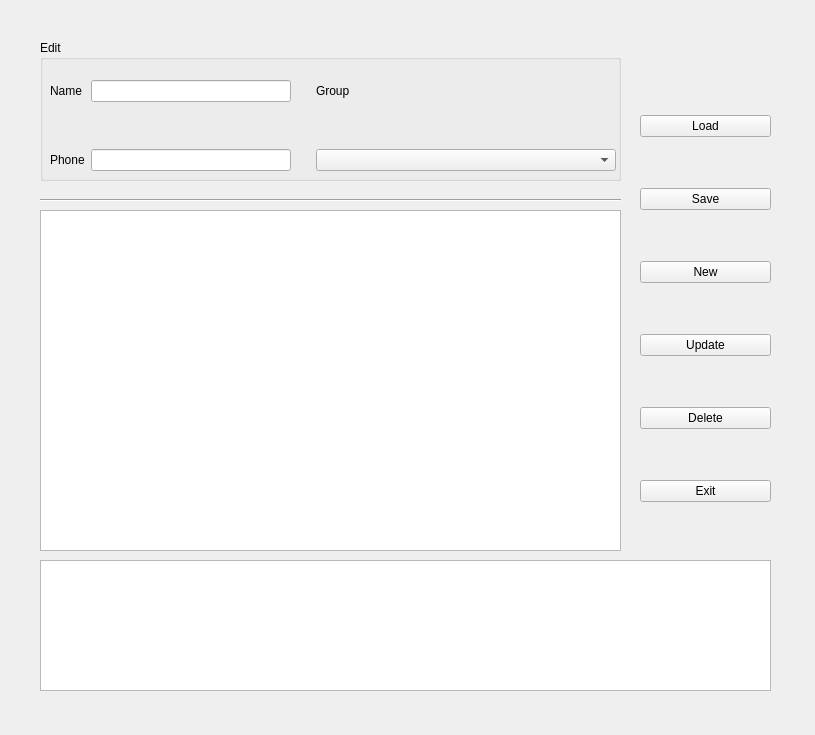
Above: lab/Cpp-lab03-week14/AddressBookGUI/widget.ui from yongfrank/Cpp before the change. Below: the same form after it.
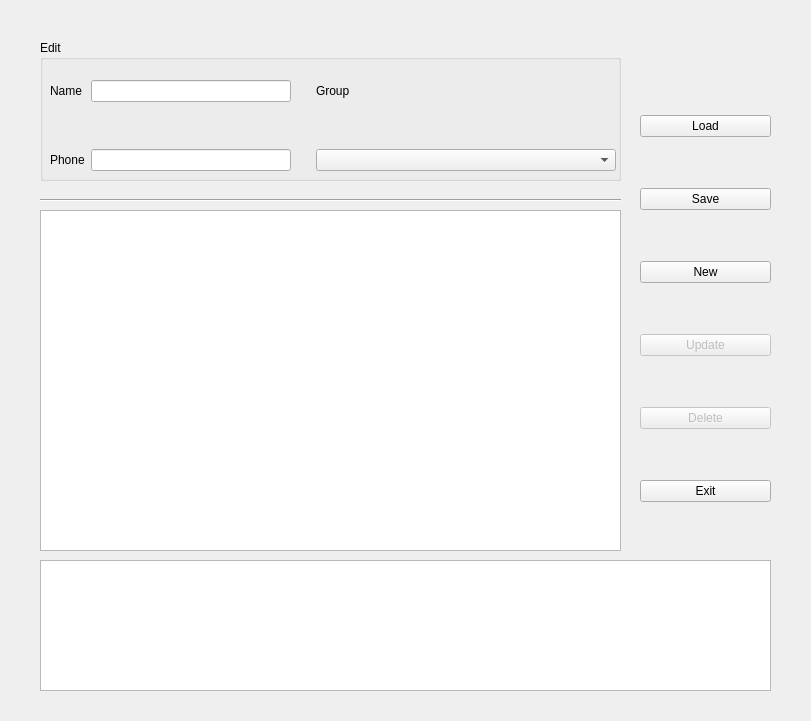
That is the form after the change.

The edit to the form file:
```diff
--- a/lab/Cpp-lab03-week14/AddressBookGUI/widget.ui
+++ b/lab/Cpp-lab03-week14/AddressBookGUI/widget.ui
@@ -6,8 +6,8 @@
    <rect>
     <x>0</x>
     <y>0</y>
-    <width>815</width>
-    <height>735</height>
+    <width>811</width>
+    <height>721</height>
    </rect>
   </property>
   <property name="windowTitle">
@@ -167,6 +167,9 @@
     </item>
     <item>
      <widget class="QPushButton" name="updateButton">
+      <property name="enabled">
+       <bool>false</bool>
+      </property>
       <property name="text">
        <string>Update</string>
       </property>
@@ -174,6 +177,9 @@
     </item>
     <item>
      <widget class="QPushButton" name="deleteButton">
+      <property name="enabled">
+       <bool>false</bool>
+      </property>
       <property name="text">
        <string>Delete</string>
       </property>
```
Left out of the diff: 39 changed lines with no effect on the pictures.
